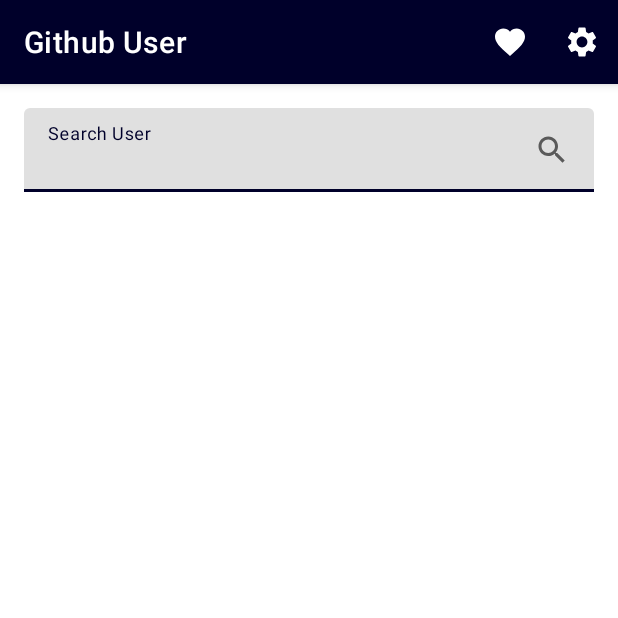
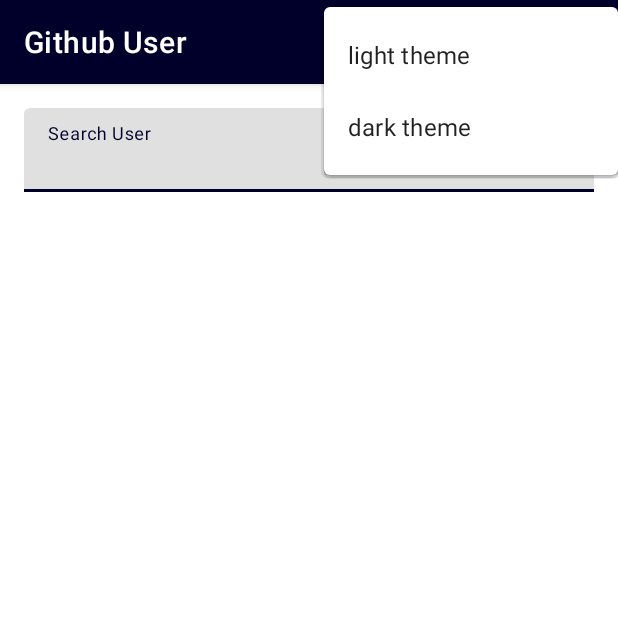
Before and after one commit to erdiansyah-me/GithubUserS2, an Android app: the screen it shows after launch (MainActivity), after a tap on "Setting tema", on a phone screen of 412 x 824 dp, the top half of it. Run offline under Robolectric (Android 15) with nearby library versions, the phone set to English and light mode, and no system bars.

Commit message:
Memperbaiki fitur ganti tema dan bekerja dengan baik saat commit ini dibuat

```diff
--- a/app/src/main/java/com/erdiansyah/githubusers2/data/MainViewModel.kt
+++ b/app/src/main/java/com/erdiansyah/githubusers2/data/MainViewModel.kt
@@ -1,6 +1,7 @@
 package com.erdiansyah.githubusers2.data
 
 import android.util.Log
+import androidx.activity.viewModels
 import androidx.lifecycle.*
 import com.erdiansyah.githubusers2.app.ApiConfig
 import kotlinx.coroutines.launch
@@ -8,7 +9,7 @@ import retrofit2.Call
 import retrofit2.Response
 import retrofit2.Callback
 
-class MainViewModel(private val preferences: ThemeSettingPreferences): ViewModel() {
+class MainViewModel(private val preferences: ThemeSettingPreferences) : ViewModel() {
     private val _userList = MutableLiveData<ArrayList<ItemsItem>>()
     val userList: LiveData<ArrayList<ItemsItem>> = _userList
 
--- a/app/src/main/java/com/erdiansyah/githubusers2/presenter/MainActivity.kt
+++ b/app/src/main/java/com/erdiansyah/githubusers2/presenter/MainActivity.kt
@@ -13,15 +13,19 @@ import android.view.View
 import android.view.inputmethod.InputMethodManager
 import androidx.activity.viewModels
 import androidx.appcompat.app.AppCompatActivity
+import androidx.appcompat.app.AppCompatDelegate
 import androidx.datastore.core.DataStore
 import androidx.datastore.preferences.core.Preferences
 import androidx.datastore.preferences.preferencesDataStore
+import androidx.lifecycle.ViewModelProvider
 import androidx.recyclerview.widget.GridLayoutManager
 import androidx.recyclerview.widget.LinearLayoutManager
 import androidx.recyclerview.widget.RecyclerView
 import com.erdiansyah.githubusers2.R
 import com.erdiansyah.githubusers2.data.ItemsItem
 import com.erdiansyah.githubusers2.data.MainViewModel
+import com.erdiansyah.githubusers2.data.ThemeSettingPreferences
+import com.erdiansyah.githubusers2.data.ViewModelFactory
 import com.erdiansyah.githubusers2.databinding.ActivityMainBinding
 
 private val Context.themeDataStore: DataStore<Preferences> by preferencesDataStore(name = "theme settings")
@@ -29,14 +33,20 @@ private val Context.themeDataStore: DataStore<Preferences> by preferencesDataSto
 class MainActivity : AppCompatActivity() {
 
     private lateinit var binding: ActivityMainBinding
-    private val viewModel: MainViewModel by viewModels()
+    //private val viewModel: MainViewModel by viewModels()
     private lateinit var rvUser: RecyclerView
     private val list =  ArrayList<ItemsItem>()
+    private lateinit var viewModel: MainViewModel
 
     override fun onCreate(savedInstanceState: Bundle?) {
         super.onCreate(savedInstanceState)
         binding = ActivityMainBinding.inflate(layoutInflater)
         setContentView(binding.root)
+
+        val preferences = ThemeSettingPreferences.getInstance(themeDataStore)
+        viewModel = ViewModelProvider(this, ViewModelFactory(preferences)).get(
+            MainViewModel::class.java
+        )
         rvUser =  binding.rvUser
         val adapter = UserListAdapter(list)
         rvUser.adapter = adapter
@@ -103,7 +113,20 @@ class MainActivity : AppCompatActivity() {
     }
 
     override fun onOptionsItemSelected(item: MenuItem): Boolean {
-        //R.id.action_theme ->
+        when (item.itemId) {
+            R.id.light_theme -> {
+                viewModel.getTheme().observe(this) {
+                    AppCompatDelegate.setDefaultNightMode(AppCompatDelegate.MODE_NIGHT_NO)
+                    viewModel.saveTheme(false)
+                }
+            }
+            R.id.dark_theme -> {
+                viewModel.getTheme().observe(this) {
+                    AppCompatDelegate.setDefaultNightMode(AppCompatDelegate.MODE_NIGHT_YES)
+                    viewModel.saveTheme(true)
+                }
+            }
+        }
         return super.onOptionsItemSelected(item)
     }
 }
--- a/app/src/main/res/menu/menu_form.xml
+++ b/app/src/main/res/menu/menu_form.xml
@@ -5,7 +5,12 @@
         android:id="@+id/action_favorite"
         android:icon="@drawable/ic_favorite"
         android:title="@string/favorite"
-        app:showAsAction="always">
+        app:showAsAction="always"/>
+    <item
+        android:id="@+id/action_theme"
+        android:icon="@drawable/ic_settings"
+        android:title="@string/theme_setting"
+        app:showAsAction="ifRoom">
         <menu>
             <item
                 android:title="@string/light_theme"
@@ -15,10 +20,5 @@
                 android:id="@+id/dark_theme"/>
         </menu>
     </item>
-    <item
-        android:id="@+id/action_theme"
-        android:icon="@drawable/ic_settings"
-        android:title="@string/theme_setting"
-        app:showAsAction="ifRoom" />
 
 </menu>
```
